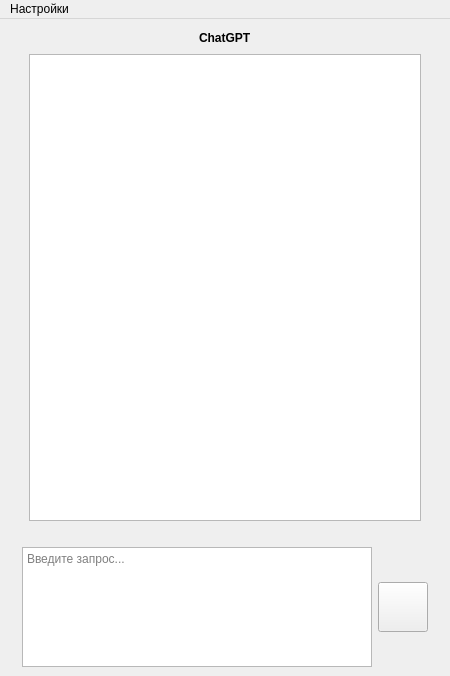
Above: ui/main.ui from marakhd/FreeChatGPT-App before the change. Below: the same form after it.
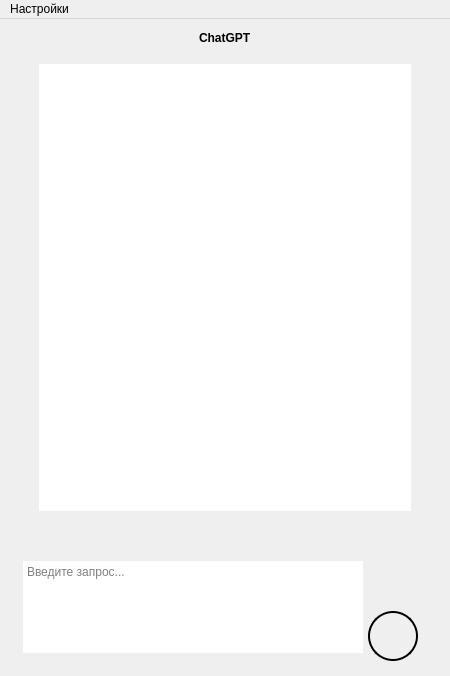
That is the form after the change. Icons and pictures are not drawn.

```diff
--- a/ui/main.ui
+++ b/ui/main.ui
@@ -31,20 +31,15 @@
 background-repeat: no-repeat; /* Избегаем повторений */
 background-position: center; /* Центрируем изображение */
 }
-QTextEdit, QListWidget {
+QListWidget#chatListWidget {
 background-color: rgba(255, 255, 255, .8);
 border-radius: 12px;
 padding: 10px;
 }
-QPushButton {
-background-color: rgba(255, 255, 255, .6);
-width: 20px;
-height: 10px;
-border: 2px solid black;
-border-radius: 25px;
-}
 * {
-font-family: \"JetBrains Mono\", sans-serif;\n
+font-family: &quot;JetBrains Mono&quot;, sans-serif;
+margin: 0;
+padding: 0;
 }
 </string>
   </property>
@@ -170,6 +165,36 @@
          </spacer>
         </item>
         <item>
+         <widget class="QWidget" name="fieldWidget" native="true">
+          <property name="maximumSize">
+           <size>
+            <width>450</width>
+            <height>120</height>
+           </size>
+          </property>
+          <property name="styleSheet">
+           <string notr="true">#fieldWidget {
+background-color: rgba(255, 255, 255, .8);
+border-radius: 12px;
+padding: 0;
+}
+QPushButton#sendButton {
+margin: 5px;
+background-color: rgba(255, 255, 255, .0);
+border: 2px solid black;
+border-radius: 25px;
+}
+QPushButton#sendButton:pressed {
+background-color: rgba(0, 0, 0, .6);
+}
+QTextEdit{
+background-color: rgba(255, 255, 255, .0);
+border-radius: 12px;
+padding: 5px;
+}</string>
+          </property>
+          <layout class="QHBoxLayout" name="horizontalLayout">
+           <item>
          <widget class="QTextEdit" name="inputField">
           <property name="sizePolicy">
            <sizepolicy hsizetype="Fixed" vsizetype="Fixed">
@@ -186,7 +211,7 @@
           <property name="maximumSize">
            <size>
             <width>16777215</width>
-            <height>120</height>
+               <height>124</height>
            </size>
           </property>
           <property name="styleSheet">
@@ -198,6 +223,50 @@
          </widget>
         </item>
         <item>
+            <spacer name="horizontalSpacer_7">
+             <property name="orientation">
+              <enum>Qt::Horizontal</enum>
+             </property>
+             <property name="sizeType">
+              <enum>QSizePolicy::Maximum</enum>
+             </property>
+             <property name="sizeHint" stdset="0">
+              <size>
+               <width>40</width>
+               <height>20</height>
+              </size>
+             </property>
+            </spacer>
+           </item>
+           <item>
+            <widget class="QWidget" name="btnWidget" native="true">
+             <property name="minimumSize">
+              <size>
+               <width>0</width>
+               <height>120</height>
+              </size>
+             </property>
+             <property name="styleSheet">
+              <string notr="true"/>
+             </property>
+             <layout class="QVBoxLayout" name="btnLayout">
+              <item>
+               <spacer name="verticalSpacer_2">
+                <property name="orientation">
+                 <enum>Qt::Vertical</enum>
+                </property>
+                <property name="sizeType">
+                 <enum>QSizePolicy::Minimum</enum>
+                </property>
+                <property name="sizeHint" stdset="0">
+                 <size>
+                  <width>10</width>
+                  <height>40</height>
+                 </size>
+                </property>
+               </spacer>
+              </item>
+              <item>
          <widget class="QPushButton" name="sendButton">
           <property name="sizePolicy">
            <sizepolicy hsizetype="Fixed" vsizetype="Fixed">
@@ -207,8 +276,8 @@
           </property>
           <property name="minimumSize">
            <size>
-            <width>50</width>
-            <height>50</height>
+                  <width>60</width>
+                  <height>60</height>
            </size>
           </property>
           <property name="text">
@@ -220,6 +289,12 @@
           </property>
          </widget>
         </item>
+             </layout>
+            </widget>
+           </item>
+          </layout>
+         </widget>
+        </item>
         <item>
          <spacer name="horizontalSpacer_5">
           <property name="orientation">
```
Left out of the diff: 4 changed lines with no effect on the pictures. Lines whose indentation alone changed are shown as unchanged.
